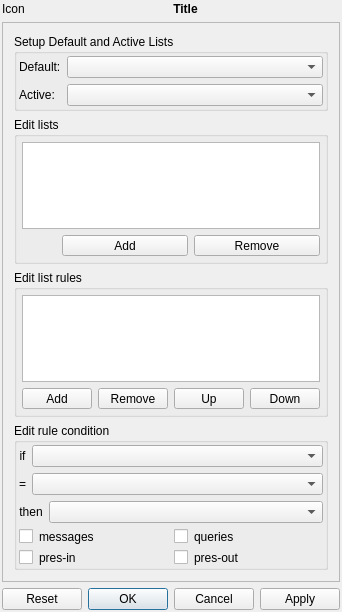
Qt form src/plugins/privacylists/editlistsdialog2.ui (xnamed/vacuum-im) before a commit.
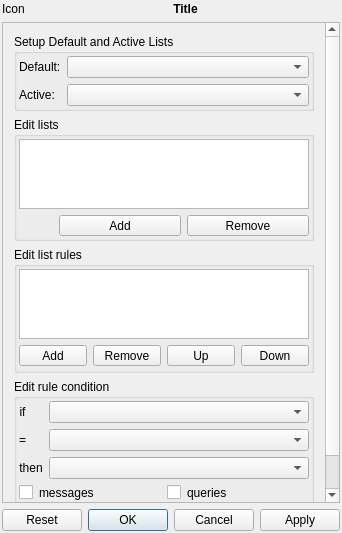
The same form after that commit. Custom widgets are drawn as their Qt base class.

```diff
--- a/src/plugins/privacylists/editlistsdialog2.ui
+++ b/src/plugins/privacylists/editlistsdialog2.ui
@@ -6,8 +6,8 @@
    <rect>
     <x>0</x>
     <y>0</y>
-    <width>322</width>
-    <height>612</height>
+    <width>329</width>
+    <height>533</height>
    </rect>
   </property>
   <property name="sizePolicy">
@@ -64,6 +64,9 @@
    </item>
    <item>
     <widget class="QScrollArea" name="scrollArea">
+     <property name="sizeAdjustPolicy">
+      <enum>QAbstractScrollArea::AdjustToContents</enum>
+     </property>
      <property name="widgetResizable">
       <bool>true</bool>
      </property>
@@ -72,8 +75,8 @@
        <rect>
         <x>0</x>
         <y>0</y>
-        <width>316</width>
-        <height>556</height>
+        <width>323</width>
+        <height>477</height>
        </rect>
       </property>
       <layout class="QVBoxLayout" name="verticalLayout_4">
@@ -179,22 +182,25 @@
          </property>
          <layout class="QVBoxLayout">
           <property name="leftMargin">
-           <number>5</number>
+           <number>2</number>
           </property>
           <property name="topMargin">
-           <number>5</number>
+           <number>2</number>
           </property>
           <property name="rightMargin">
-           <number>5</number>
+           <number>2</number>
           </property>
           <property name="bottomMargin">
-           <number>5</number>
+           <number>2</number>
           </property>
           <item>
            <widget class="QListWidget" name="ltwLists">
             <property name="sizeAdjustPolicy">
              <enum>QAbstractScrollArea::AdjustToContents</enum>
             </property>
+            <property name="isWrapping" stdset="0">
+             <bool>true</bool>
+            </property>
            </widget>
           </item>
           <item>
@@ -259,16 +265,16 @@
          </property>
          <layout class="QVBoxLayout" name="verticalLayout">
           <property name="leftMargin">
-           <number>5</number>
+           <number>2</number>
           </property>
           <property name="topMargin">
-           <number>5</number>
+           <number>2</number>
           </property>
           <property name="rightMargin">
-           <number>5</number>
+           <number>2</number>
           </property>
           <property name="bottomMargin">
-           <number>5</number>
+           <number>4</number>
           </property>
           <item>
            <widget class="QListWidget" name="ltwRules">
@@ -361,11 +367,11 @@
            <number>2</number>
           </property>
           <property name="bottomMargin">
-           <number>2</number>
+           <number>4</number>
           </property>
           <item>
-           <layout class="QHBoxLayout">
-            <item>
+           <layout class="QFormLayout" name="formLayout">
+            <item row="0" column="0">
              <widget class="QLabel" name="lblType">
               <property name="text">
                <string>if</string>
@@ -378,7 +384,7 @@
               </property>
              </widget>
             </item>
-            <item>
+            <item row="0" column="1">
              <widget class="QComboBox" name="cmbType">
               <property name="sizePolicy">
                <sizepolicy hsizetype="Expanding" vsizetype="Fixed">
@@ -388,11 +394,7 @@
               </property>
              </widget>
             </item>
-           </layout>
-          </item>
-          <item>
-           <layout class="QHBoxLayout" name="horizontalLayout_6">
-            <item>
+            <item row="1" column="0">
              <widget class="QLabel" name="lblEqual">
               <property name="text">
                <string>=</string>
@@ -405,7 +407,7 @@
               </property>
              </widget>
             </item>
-            <item>
+            <item row="1" column="1">
              <widget class="QComboBox" name="cmbValue">
               <property name="sizePolicy">
                <sizepolicy hsizetype="Expanding" vsizetype="Fixed">
@@ -418,11 +420,7 @@
               </property>
              </widget>
             </item>
-           </layout>
-          </item>
-          <item>
-           <layout class="QHBoxLayout" name="horizontalLayout_5">
-            <item>
+            <item row="2" column="0">
              <widget class="QLabel" name="lblThen">
               <property name="text">
                <string>then</string>
@@ -435,7 +433,7 @@
               </property>
              </widget>
             </item>
-            <item>
+            <item row="2" column="1">
              <widget class="QComboBox" name="cmbAction">
               <property name="sizePolicy">
                <sizepolicy hsizetype="Expanding" vsizetype="Fixed">
```
